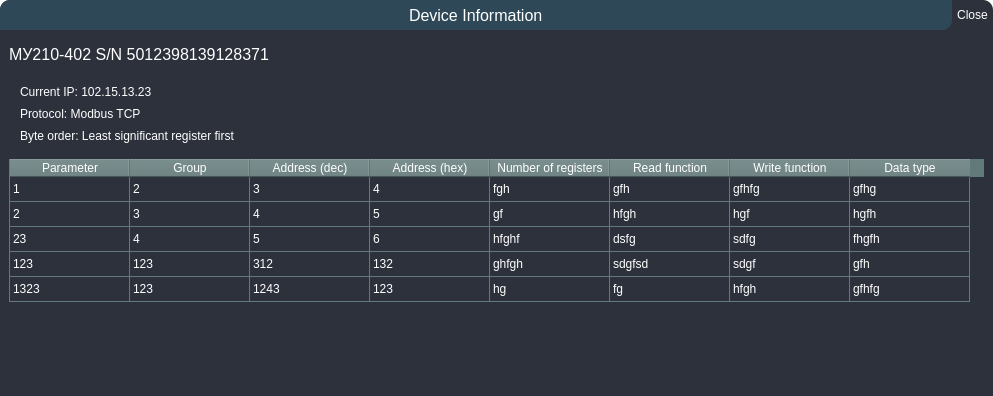
romangolovkou/AQteck_toolMAX, file UI/forms/DeviceParamListWindow.ui: the form before one commit.
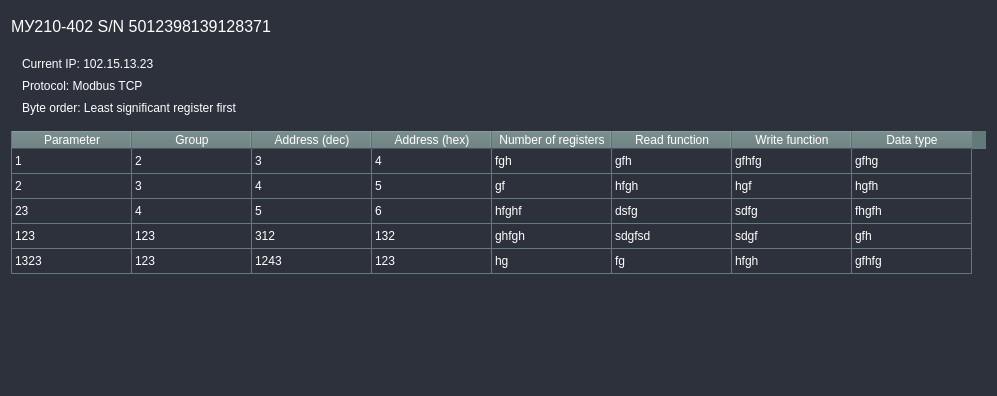
The form after the commit. Custom widgets are drawn as their Qt base class.

Commit message: Діалогові вікна перероблені на шаблони від UI на прикладі вінка "Parameter list"

What changed in the file:
```diff
--- a/UI/forms/DeviceParamListWindow.ui
+++ b/UI/forms/DeviceParamListWindow.ui
@@ -16,26 +16,12 @@
   <property name="styleSheet">
    <string notr="true">* {
 	border: none;
-	background-color: transparent;
-	background: transparent;
 	padding: 0;
 	margin: 0;
 	color: #fff;
 }
 
-#toolboxFrame {
-	border-top-left-radius: 10px;
-	background-color: #2c313c;
-	border-top-right-radius: 10px;
-}
-
-#windowNameFrame {
-	border-top-left-radius: 10px;
-	border-bottom-right-radius: 10px;
-	background-color: #2F4858;
-}
-
-#mainFrame {
+#DeviceParamListWidget {
 	background-color: #2c313c;
 }
 
@@ -69,164 +55,13 @@
 	background-color: #637A7B;
 
 }
+
+QLineEdit{
+	background-color: transparent;
+}
 </string>
   </property>
   <layout class="QVBoxLayout" name="verticalLayout">
-   <property name="spacing">
-    <number>0</number>
-   </property>
-   <property name="leftMargin">
-    <number>0</number>
-   </property>
-   <property name="topMargin">
-    <number>0</number>
-   </property>
-   <property name="rightMargin">
-    <number>0</number>
-   </property>
-   <property name="bottomMargin">
-    <number>0</number>
-   </property>
-   <item>
-    <widget class="QFrame" name="toolboxFrame">
-     <property name="minimumSize">
-      <size>
-       <width>0</width>
-       <height>30</height>
-      </size>
-     </property>
-     <property name="frameShape">
-      <enum>QFrame::StyledPanel</enum>
-     </property>
-     <property name="frameShadow">
-      <enum>QFrame::Raised</enum>
-     </property>
-     <layout class="QHBoxLayout" name="horizontalLayout">
-      <property name="spacing">
-       <number>0</number>
-      </property>
-      <property name="leftMargin">
-       <number>0</number>
-      </property>
-      <property name="topMargin">
-       <number>0</number>
-      </property>
-      <property name="rightMargin">
-       <number>0</number>
-      </property>
-      <property name="bottomMargin">
-       <number>0</number>
-      </property>
-      <item>
-       <widget class="QFrame" name="windowNameFrame">
-        <property name="sizePolicy">
-         <sizepolicy hsizetype="Expanding" vsizetype="Preferred">
-          <horstretch>0</horstretch>
-          <verstretch>0</verstretch>
-         </sizepolicy>
-        </property>
-        <property name="maximumSize">
-         <size>
-          <width>16777215</width>
-          <height>30</height>
-         </size>
-        </property>
-        <property name="frameShape">
-         <enum>QFrame::StyledPanel</enum>
-        </property>
-        <property name="frameShadow">
-         <enum>QFrame::Raised</enum>
-        </property>
-        <layout class="QHBoxLayout" name="horizontalLayout_3">
-         <property name="spacing">
-          <number>0</number>
-         </property>
-         <property name="leftMargin">
-          <number>5</number>
-         </property>
-         <property name="topMargin">
-          <number>0</number>
-         </property>
-         <property name="rightMargin">
-          <number>5</number>
-         </property>
-         <property name="bottomMargin">
-          <number>0</number>
-         </property>
-         <item alignment="Qt::AlignHCenter">
-          <widget class="QLabel" name="windowNameLabel">
-           <property name="sizePolicy">
-            <sizepolicy hsizetype="Expanding" vsizetype="Preferred">
-             <horstretch>0</horstretch>
-             <verstretch>0</verstretch>
-            </sizepolicy>
-           </property>
-           <property name="maximumSize">
-            <size>
-             <width>16777215</width>
-             <height>30</height>
-            </size>
-           </property>
-           <property name="text">
-            <string>Device Information</string>
-           </property>
-          </widget>
-         </item>
-        </layout>
-       </widget>
-      </item>
-      <item>
-       <widget class="QFrame" name="btnFrame">
-        <property name="frameShape">
-         <enum>QFrame::StyledPanel</enum>
-        </property>
-        <property name="frameShadow">
-         <enum>QFrame::Raised</enum>
-        </property>
-        <layout class="QHBoxLayout" name="horizontalLayout_2">
-         <property name="spacing">
-          <number>0</number>
-         </property>
-         <property name="leftMargin">
-          <number>5</number>
-         </property>
-         <property name="topMargin">
-          <number>0</number>
-         </property>
-         <property name="rightMargin">
-          <number>5</number>
-         </property>
-         <property name="bottomMargin">
-          <number>0</number>
-         </property>
-         <item alignment="Qt::AlignHCenter">
-          <widget class="QPushButton" name="closeBtn">
-           <property name="maximumSize">
-            <size>
-             <width>50</width>
-             <height>30</height>
-            </size>
-           </property>
-           <property name="text">
-            <string>Close</string>
-           </property>
-          </widget>
-         </item>
-        </layout>
-       </widget>
-      </item>
-     </layout>
-    </widget>
-   </item>
-   <item>
-    <widget class="QFrame" name="mainFrame">
-     <property name="frameShape">
-      <enum>QFrame::StyledPanel</enum>
-     </property>
-     <property name="frameShadow">
-      <enum>QFrame::Raised</enum>
-     </property>
-     <layout class="QVBoxLayout" name="verticalLayout_4">
       <item>
        <widget class="QLabel" name="deviceInfoLabel">
         <property name="text">
@@ -267,7 +102,7 @@
         </layout>
        </widget>
       </item>
-      <item alignment="Qt::AlignTop">
+   <item>
        <widget class="QFrame" name="tableFrame">
         <property name="sizePolicy">
          <sizepolicy hsizetype="MinimumExpanding" vsizetype="MinimumExpanding">
@@ -634,13 +469,10 @@
         <property name="sizeHint" stdset="0">
          <size>
           <width>20</width>
-          <height>0</height>
+       <height>98</height>
          </size>
         </property>
        </spacer>
-      </item>
-     </layout>
-    </widget>
    </item>
   </layout>
  </widget>
```
Lines whose indentation alone changed are shown as unchanged. The commit also changes 4 other files.
